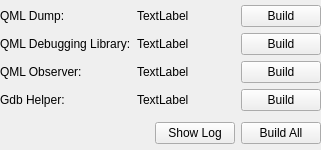
Qt form src/plugins/qt4projectmanager/debugginghelper.ui (qt-creator/qt-creator) before a commit.
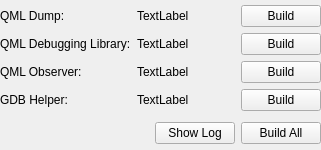
The same form after that commit.

What changed in the file:
```diff
--- a/src/plugins/qt4projectmanager/debugginghelper.ui
+++ b/src/plugins/qt4projectmanager/debugginghelper.ui
@@ -130,7 +130,7 @@
         <string>Helps showing content of Qt types. Only used in older versions of gdb.</string>
        </property>
        <property name="text">
-        <string>Gdb Helper:</string>
+        <string>GDB Helper:</string>
        </property>
       </widget>
      </item>
```
Left out of the diff: 2 changed lines with no effect on the pictures.
